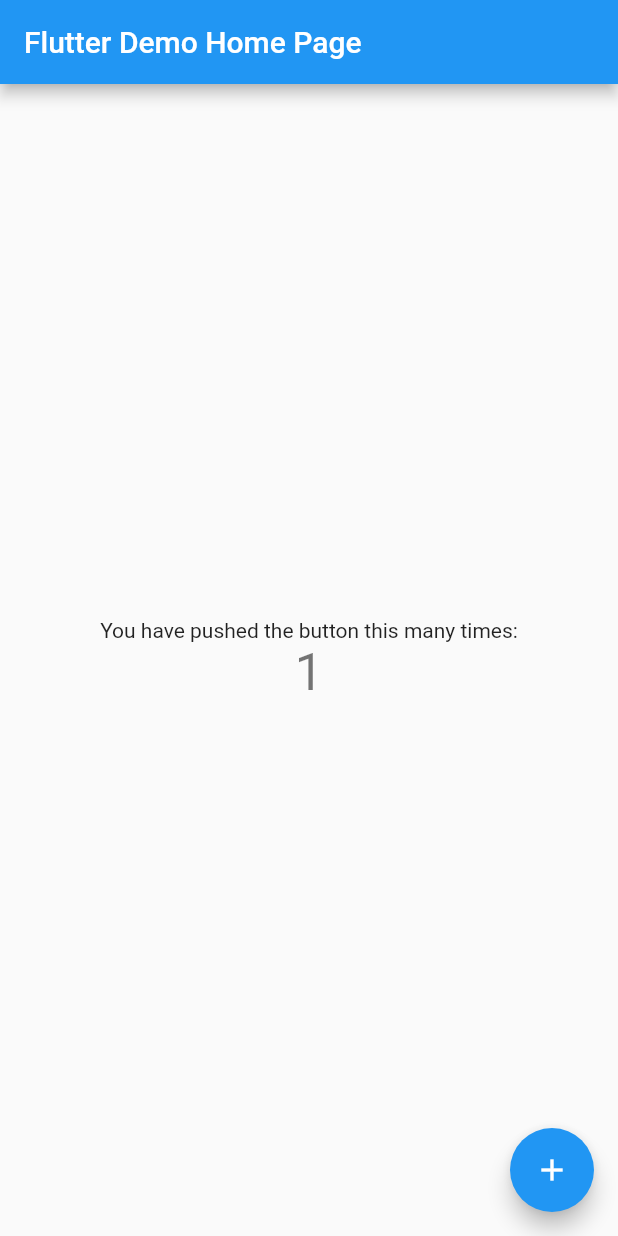
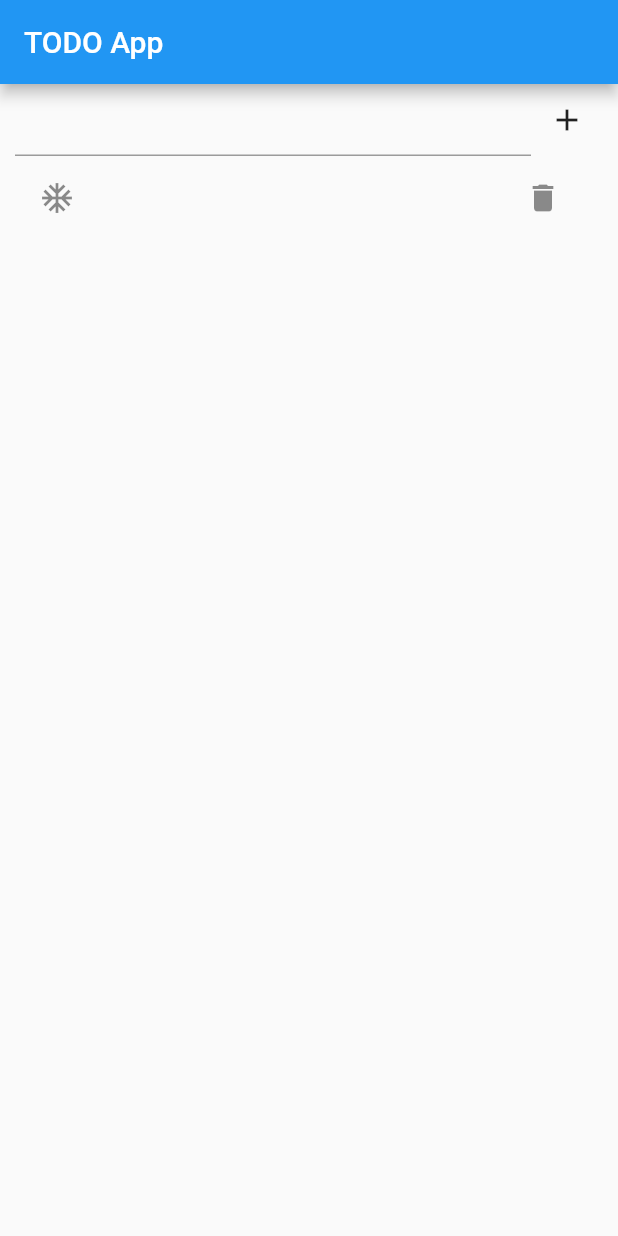
Before and after one commit to aliwajahat12/todo, a Flutter app: the screen it shows after launch, after a tap on the "add" icon, on a phone screen of 412 x 824 dp. Run offline on Flutter 3.47's test engine with Material 2 defaults, Android fonts, the phone set to English and light mode, and no system bars.

```diff
--- a/lib/main.dart
+++ b/lib/main.dart
@@ -28,38 +28,80 @@ class MyHomePage extends StatefulWidget {
 }
 
 class _MyHomePageState extends State<MyHomePage> {
-  int _counter = 0;
+  late TextEditingController taskController;
 
-  void _incrementCounter() {
+  List<String> task = [];
+
+  @override
+  void initState() {
+    taskController = TextEditingController();
+    super.initState();
+  }
+
+  @override
+  void dispose() {
+    taskController.dispose();
+    super.dispose();
+  }
+
+  void addTaskToList() {
     setState(() {
-      _counter++;
+      final todoTask = taskController.text;
+      taskController.clear();
+      task.add(todoTask);
     });
+  }
+
+  void deleteTask(String taskString) {
+    setState(() {
+      task.removeWhere((element) => element == taskString);
+    });
+  }
+
+  Widget taskDisplay(String todoString) {
+    return ListTile(
+      leading: const Icon(Icons.ac_unit),
+      title: Text(todoString),
+      trailing: IconButton(
+          onPressed: () => deleteTask(todoString),
+          icon: const Icon(Icons.delete)),
+    );
   }
 
   @override
   Widget build(BuildContext context) {
     return Scaffold(
       appBar: AppBar(
-        title: Text(widget.title),
+        title: const Text('TODO App'),
       ),
       body: Center(
+        child: Padding(
+          padding: const EdgeInsets.symmetric(horizontal: 10),
           child: Column(
             mainAxisAlignment: MainAxisAlignment.center,
             children: <Widget>[
-            const Text(
-              'You have pushed the button this many times:',
+              Row(
+                children: [
+                  Expanded(
+                    child: TextFormField(
+                      controller: taskController,
                     ),
-            Text(
-              '$_counter',
-              style: Theme.of(context).textTheme.headline4,
+                  ),
+                  IconButton(
+                      onPressed: addTaskToList, icon: const Icon(Icons.add))
+                ],
+              ),
+              Expanded(
+                child: ListView.builder(
+                  itemCount: task.length,
+                  itemBuilder: ((context, i) {
+                    return taskDisplay(task[i]);
+                  }),
+                ),
               ),
             ],
           ),
         ),
-      floatingActionButton: FloatingActionButton(
-        onPressed: _incrementCounter,
-        tooltip: 'Increment',
-        child: const Icon(Icons.add),
       ),
     );
   }
```
Lines whose indentation alone changed are shown as unchanged.
